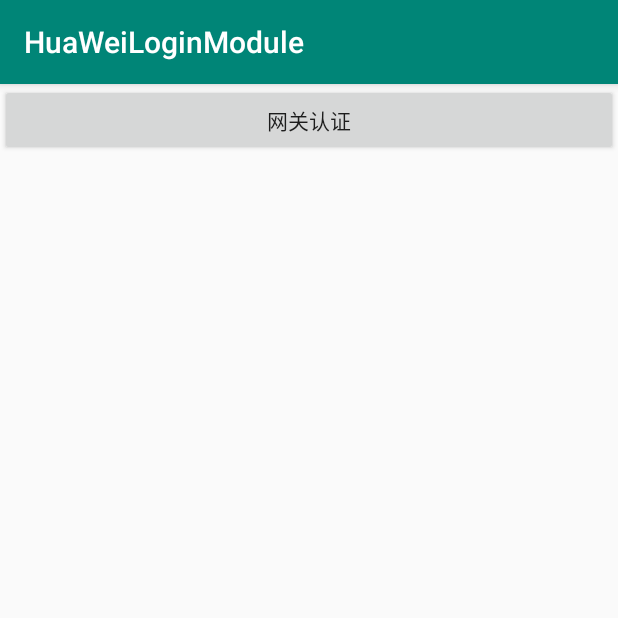
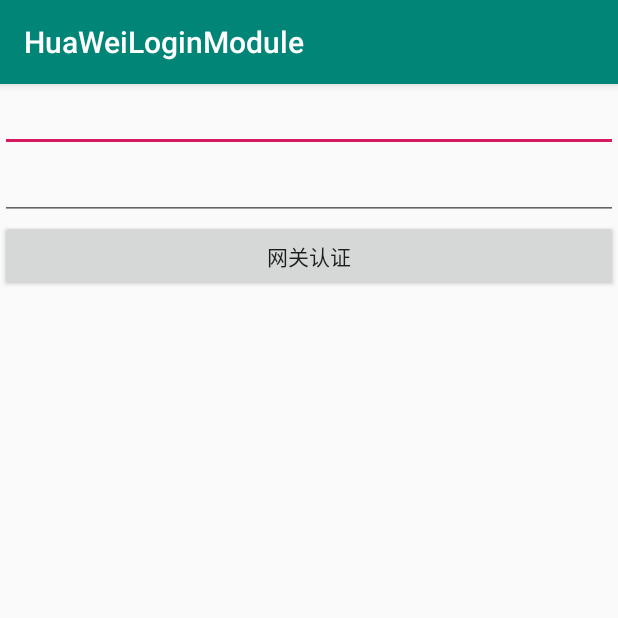
Before and after one commit to niulinguo/HuaWeiLoginModule, an Android app: the screen it shows after launch (MainActivity), on a phone screen of 412 x 824 dp, the top half of it. Run offline under Robolectric (Android 15) with nearby library versions, the light colour scheme and no system bars.

Commit message:
登录认证

```diff
--- a/app/build.gradle
+++ b/app/build.gradle
@@ -34,4 +34,5 @@
     androidTestImplementation 'com.android.support.test:runner:1.0.2'
     androidTestImplementation 'com.android.support.test.espresso:espresso-core:3.0.2'
     implementation project(':huawei_login')
+//    api 'com.github.niulinguo:HuaWeiLoginModule:v1.1'
 }
--- a/app/src/main/java/com/niles/huaweiloginmodule/MainActivity.java
+++ b/app/src/main/java/com/niles/huaweiloginmodule/MainActivity.java
@@ -3,6 +3,7 @@
 import android.os.Bundle;
 import android.support.v7.app.AppCompatActivity;
 import android.view.View;
+import android.widget.EditText;
 import android.widget.Toast;
 
 import com.niles.huawei_login.AuthResultListener;
@@ -11,18 +12,27 @@
 
 public class MainActivity extends AppCompatActivity implements AuthResultListener {
 
+    private EditText mUsernameEditView;
+    private EditText mPasswordEditView;
+
     @Override
     protected void onCreate(Bundle savedInstanceState) {
         super.onCreate(savedInstanceState);
         setContentView(R.layout.activity_main);
+
+        mUsernameEditView = findViewById(R.id.et_username);
+        mPasswordEditView = findViewById(R.id.et_password);
+
+        mUsernameEditView.setText(BuildConfig.USERNAME);
+        mPasswordEditView.setText(BuildConfig.PASSWORD);
     }
 
     public void onButtonClicked(View view) {
         LoginManager.doAuthentication(this, new LoginConfig.Builder()
                 .setAuthInBackground(true)
                 .setGateway(BuildConfig.GATEWAY)
-                .setUsername(BuildConfig.USERNAME)
-                .setPassword(BuildConfig.PASSWORD)
+                .setUsername(mUsernameEditView.getText().toString())
+                .setPassword(mPasswordEditView.getText().toString())
                 .setAuthResultListener(this)
                 .build());
     }
--- a/app/src/main/res/layout/activity_main.xml
+++ b/app/src/main/res/layout/activity_main.xml
@@ -7,6 +7,16 @@
     android:orientation="vertical"
     tools:context=".MainActivity">
 
+    <EditText
+        android:id="@+id/et_username"
+        android:layout_width="match_parent"
+        android:layout_height="wrap_content"/>
+
+    <EditText
+        android:id="@+id/et_password"
+        android:layout_width="match_parent"
+        android:layout_height="wrap_content"/>
+
     <Button
         android:layout_width="match_parent"
         android:layout_height="wrap_content"
--- a/build.gradle
+++ b/build.gradle
@@ -9,7 +9,6 @@
     dependencies {
         classpath 'com.android.tools.build:gradle:3.2.1'
 
-
         // NOTE: Do not place your application dependencies here; they belong
         // in the individual module build.gradle files
     }
@@ -19,6 +18,7 @@
     repositories {
         google()
         jcenter()
+        maven { url "https://jitpack.io" }
     }
 }
 
```
Also changed, not shown: huawei_login/src/main/java/com/niles/huawei_login/LoginManager.java (+13 -34 lines).
